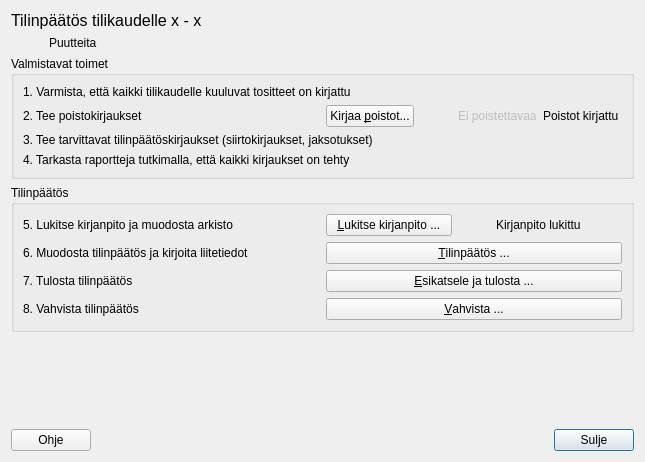
Qt form kitupiikki/arkisto/tilinpaattaja.ui (artoh/kitupiikki) before a commit.
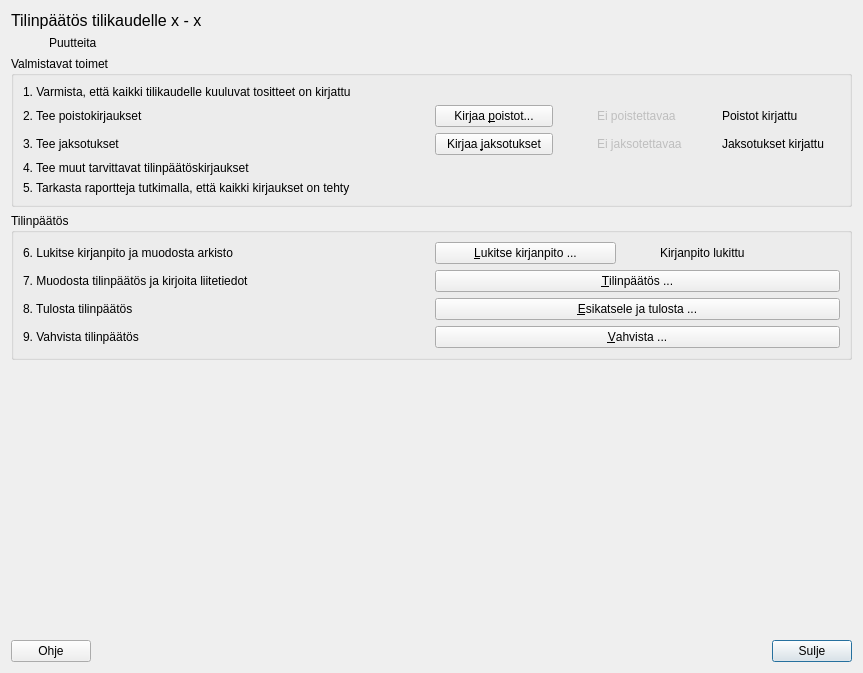
The same form after that commit. Icons and pictures are not drawn.

```diff
--- a/kitupiikki/arkisto/tilinpaattaja.ui
+++ b/kitupiikki/arkisto/tilinpaattaja.ui
@@ -6,8 +6,8 @@
    <rect>
     <x>0</x>
     <y>0</y>
-    <width>645</width>
-    <height>462</height>
+    <width>863</width>
+    <height>673</height>
    </rect>
   </property>
   <property name="windowTitle">
@@ -131,17 +131,75 @@
         </item>
        </layout>
       </item>
-      <item row="2" column="0" colspan="2">
-       <widget class="QLabel" name="label_3">
+      <item row="2" column="0">
+       <widget class="QLabel" name="label_2">
         <property name="text">
-         <string>3. Tee tarvittavat tilinpäätöskirjaukset (siirtokirjaukset, jaksotukset)</string>
+         <string>3. Tee jaksotukset</string>
         </property>
        </widget>
       </item>
+      <item row="2" column="1">
+       <layout class="QHBoxLayout" name="horizontalLayout_5">
+        <item>
+         <widget class="QPushButton" name="jaksotusNappi">
+          <property name="text">
+           <string>Kirjaa &amp;jaksotukset</string>
+          </property>
+          <property name="icon">
+           <iconset resource="../pic/pic.qrc">
+            <normaloff>:/pic/siirra.png</normaloff>:/pic/siirra.png</iconset>
+          </property>
+          <property name="autoDefault">
+           <bool>false</bool>
+          </property>
+         </widget>
+        </item>
+        <item>
+         <widget class="QLabel" name="jaksotTehty">
+          <property name="maximumSize">
+           <size>
+            <width>32</width>
+            <height>16777215</height>
+           </size>
+          </property>
+          <property name="text">
+           <string/>
+          </property>
+          <property name="pixmap">
+           <pixmap resource="../pic/pic.qrc">:/pic/ok.png</pixmap>
+          </property>
+         </widget>
+        </item>
+        <item>
+         <widget class="QLabel" name="eiJaksotettavaaLabel">
+          <property name="enabled">
+           <bool>false</bool>
+          </property>
+          <property name="text">
+           <string>Ei jaksotettavaa</string>
+          </property>
+         </widget>
+        </item>
+        <item>
+         <widget class="QLabel" name="jaksotKirjattuLabel">
+          <property name="text">
+           <string>Jaksotukset kirjattu</string>
+          </property>
+         </widget>
+        </item>
+       </layout>
+      </item>
       <item row="3" column="0" colspan="2">
+       <widget class="QLabel" name="label_3">
+        <property name="text">
+         <string>4. Tee muut tarvittavat tilinpäätöskirjaukset</string>
+        </property>
+       </widget>
+      </item>
+      <item row="4" column="0" colspan="2">
        <widget class="QLabel" name="label_4">
         <property name="text">
-         <string>4. Tarkasta raportteja tutkimalla, että kaikki kirjaukset on tehty</string>
+         <string>5. Tarkasta raportteja tutkimalla, että kaikki kirjaukset on tehty</string>
         </property>
        </widget>
       </item>
@@ -157,7 +215,7 @@
       <item row="0" column="0">
        <widget class="QLabel" name="label_5">
         <property name="text">
-         <string>5. Lukitse kirjanpito ja muodosta arkisto</string>
+         <string>6. Lukitse kirjanpito ja muodosta arkisto</string>
         </property>
        </widget>
       </item>
@@ -205,7 +263,7 @@
       <item row="1" column="0">
        <widget class="QLabel" name="label_6">
         <property name="text">
-         <string>6. Muodosta tilinpäätös ja kirjoita liitetiedot</string>
+         <string>7. Muodosta tilinpäätös ja kirjoita liitetiedot</string>
         </property>
        </widget>
       </item>
@@ -226,7 +284,7 @@
       <item row="2" column="0">
        <widget class="QLabel" name="label_7">
         <property name="text">
-         <string>7. Tulosta tilinpäätös</string>
+         <string>8. Tulosta tilinpäätös</string>
         </property>
        </widget>
       </item>
@@ -247,7 +305,7 @@
       <item row="3" column="0">
        <widget class="QLabel" name="label_8">
         <property name="text">
-         <string>8. Vahvista tilinpäätös</string>
+         <string>9. Vahvista tilinpäätös</string>
         </property>
        </widget>
       </item>
```
